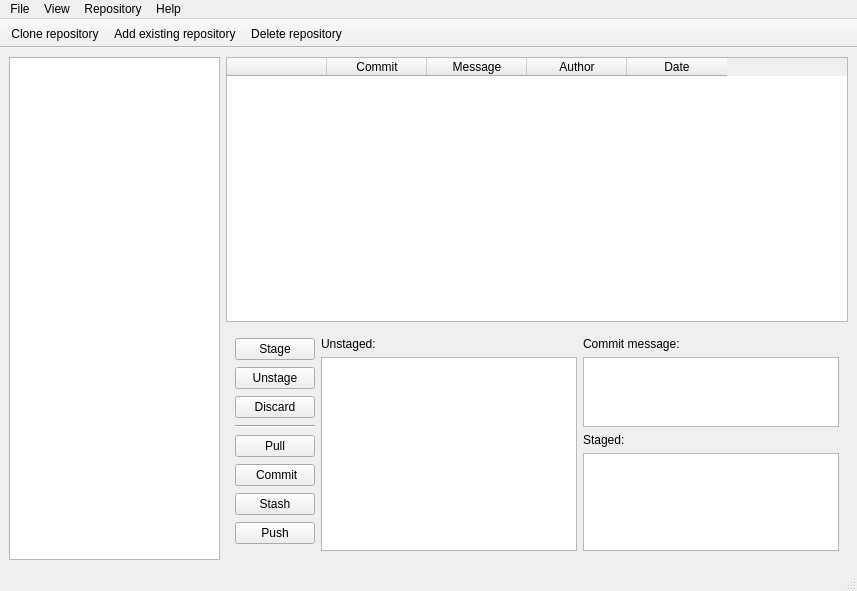
The window that gitraffe/layouts/main_window.ui (pycircle/gitraffe) describes before a commit, drawn with Qt 5.
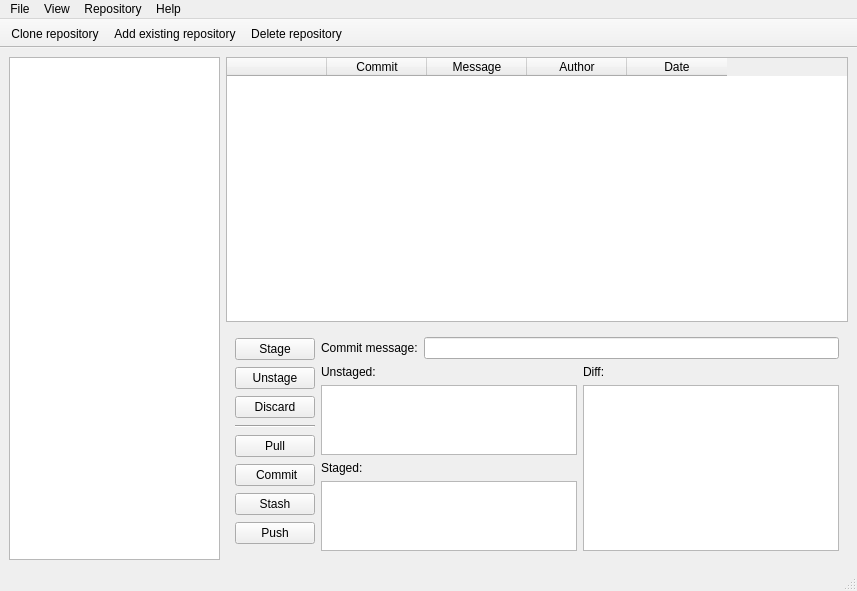
The same window after the commit. The open tabs and pages were chosen to show the change. Icons and pictures are not drawn.

Commit message: diff in local changeset

```diff
--- a/gitraffe/layouts/main_window.ui
+++ b/gitraffe/layouts/main_window.ui
@@ -198,7 +198,7 @@
          </property>
          <layout class="QHBoxLayout" name="horizontalLayout_3">
           <item>
-           <layout class="QHBoxLayout" name="horizontalLayout_2" stretch="0,3,3">
+           <layout class="QHBoxLayout" name="horizontalLayout_2" stretch="0,0">
             <property name="sizeConstraint">
              <enum>QLayout::SetFixedSize</enum>
             </property>
@@ -301,19 +301,7 @@
             <item>
              <layout class="QVBoxLayout" name="verticalLayout_2">
               <item>
-               <widget class="QLabel" name="label">
-                <property name="text">
-                 <string>Unstaged:</string>
-                </property>
-               </widget>
-              </item>
-              <item>
-               <widget class="QListWidget" name="Unstaged_listwidget"/>
-              </item>
-             </layout>
-            </item>
-            <item>
-             <layout class="QVBoxLayout" name="verticalLayout_3" stretch="0,0,0,5">
+               <layout class="QHBoxLayout" name="horizontalLayout_9">
               <item>
                <widget class="QLabel" name="label_3">
                 <property name="text">
@@ -322,17 +310,26 @@
                </widget>
               </item>
               <item>
-               <widget class="QTextEdit" name="Commit_textEdit">
-                <property name="sizePolicy">
-                 <sizepolicy hsizetype="Expanding" vsizetype="Maximum">
-                  <horstretch>0</horstretch>
-                  <verstretch>2</verstretch>
-                 </sizepolicy>
+                 <widget class="QLineEdit" name="commit_lineEdit"/>
+                </item>
+               </layout>
+              </item>
+              <item>
+               <layout class="QHBoxLayout" name="horizontalLayout_10">
+                <item>
+                 <layout class="QVBoxLayout" name="verticalLayout_5">
+                  <item>
+                   <widget class="QLabel" name="label_5">
+                    <property name="text">
+                     <string>Unstaged:</string>
                 </property>
                </widget>
               </item>
               <item>
-               <widget class="QLabel" name="label_2">
+                   <widget class="QListWidget" name="Unstaged_listwidget"/>
+                  </item>
+                  <item>
+                   <widget class="QLabel" name="label_6">
                 <property name="text">
                  <string>Staged:</string>
                 </property>
@@ -340,6 +337,24 @@
               </item>
               <item>
                <widget class="QListWidget" name="Staged_listWidget"/>
+                  </item>
+                 </layout>
+                </item>
+                <item>
+                 <layout class="QVBoxLayout" name="verticalLayout_4">
+                  <item>
+                   <widget class="QLabel" name="label_4">
+                    <property name="text">
+                     <string>Diff:</string>
+                    </property>
+                   </widget>
+                  </item>
+                  <item>
+                   <widget class="QTextBrowser" name="diff_local_textBrowser"/>
+                  </item>
+                 </layout>
+                </item>
+               </layout>
               </item>
              </layout>
             </item>
```
Lines whose indentation alone changed are shown as unchanged. The commit also changes 1 other file.
